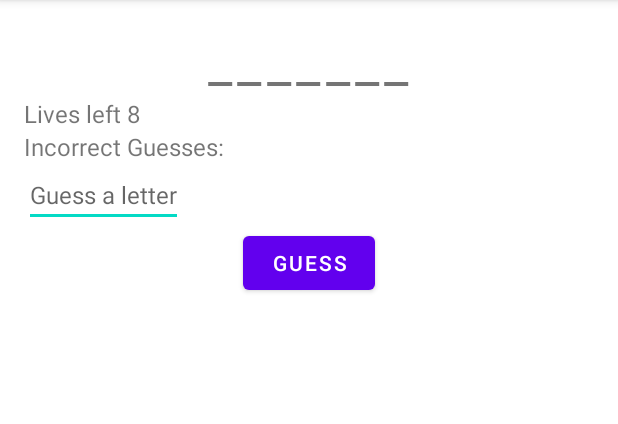
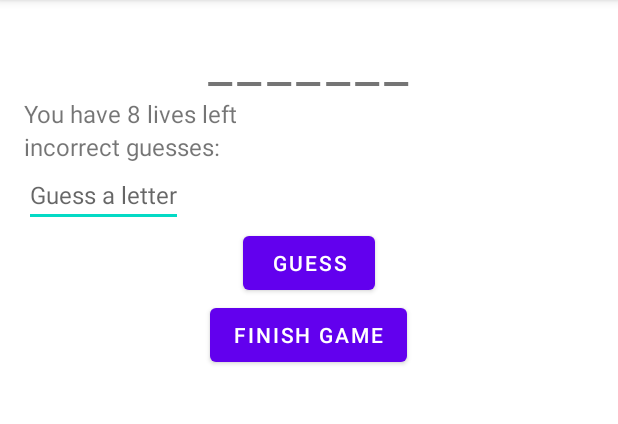
Before and after one commit to zolachu/guessing-game-app, an Android app: the screen it shows after launch (MainActivity), on a phone screen of 412 x 824 dp, the part 84-508 px from its top. Run offline under Robolectric (Android 15) with nearby library versions, the phone set to English and light mode, and no system bars; our stand-ins replace data binding.

Commit message:
guessing game app finished

```diff
--- a/app/build.gradle
+++ b/app/build.gradle
@@ -7,7 +7,7 @@ android {
     compileSdk 30
 
     buildFeatures{
-            viewBinding true
+            dataBinding true
     }
 
     defaultConfig {
--- a/app/src/main/java/com/zolachu/guessinggame/GameFragment.java
+++ b/app/src/main/java/com/zolachu/guessinggame/GameFragment.java
@@ -36,18 +36,8 @@ public class GameFragment extends Fragment {
         viewModel = new ViewModelProvider(this).get(GameViewModel.class);
         viewModel.init();
 
-
-        viewModel.getLivesLeft().observe(getViewLifecycleOwner(), livesLeft -> {
-            binding.lives.setText("Lives left " + livesLeft);
-        });
-
-        viewModel.getIncorrectGuesses().observe(getViewLifecycleOwner(), incorrectGuesses -> {
-            binding.incorrectGuesses.setText("Incorrect Guesses:  " + incorrectGuesses);
-        });
-
-        viewModel.getSecretWordDisplay().observe(getViewLifecycleOwner(), secretWordDisplay -> {
-            binding.word.setText(secretWordDisplay);
-        });
+        binding.setGameViewModel(viewModel);
+        binding.setLifecycleOwner(getViewLifecycleOwner());
 
         viewModel.getGameOver().observe(getViewLifecycleOwner(), gameOver -> {
             if (gameOver) {
--- a/app/src/main/java/com/zolachu/guessinggame/GameViewModel.java
+++ b/app/src/main/java/com/zolachu/guessinggame/GameViewModel.java
@@ -8,11 +8,11 @@ import java.util.Random;
 public class GameViewModel extends ViewModel {
     String[] words = {"Activity", "Android", "Fragment"};
     private String secretWord = "";
-    private MutableLiveData<String> _secretWordDisplay = new MutableLiveData<>();
+    private final MutableLiveData<String> _secretWordDisplay = new MutableLiveData<>();
     private String _correctGuesses = "";
-    private MutableLiveData<String> _incorrectGuesses = new MutableLiveData<>("");
-    private MutableLiveData<Integer> _livesLeft = new MutableLiveData<>(8);
-    private MutableLiveData<Boolean> _gameOver = new MutableLiveData<>(false);
+    private final MutableLiveData<String> _incorrectGuesses = new MutableLiveData<>("");
+    private final MutableLiveData<Integer> _livesLeft = new MutableLiveData<>(8);
+    private final MutableLiveData<Boolean> _gameOver = new MutableLiveData<>(false);
 
     public MutableLiveData<String> getSecretWordDisplay() {
         return _secretWordDisplay;
@@ -61,6 +61,7 @@ public class GameViewModel extends ViewModel {
     public MutableLiveData<Boolean> getGameOver() {
         return _gameOver;
     }
+
     public String wonLostMessage() {
         String message = "";
         if (isWon()) {
@@ -72,6 +73,9 @@ public class GameViewModel extends ViewModel {
         return message;
     }
 
+    public void finishGame() {
+        _gameOver.setValue(true);
+    }
     public void makeGuess(String guess) {
         if (guess.length() == 1) {
             if (secretWord.contains(guess)) {
--- a/app/src/main/java/com/zolachu/guessinggame/ResultFragment.java
+++ b/app/src/main/java/com/zolachu/guessinggame/ResultFragment.java
@@ -36,8 +36,8 @@ public class ResultFragment extends Fragment {
 
         resultViewModelFactory = new ResultViewModelFactory(result);
         resultViewModel = new ViewModelProvider(this, resultViewModelFactory).get(ResultViewModel.class);
-        binding.wonLost.setText(resultViewModel.getResult());
 
+        binding.setResultViewModel(resultViewModel);
 
         binding.start.setOnClickListener(v -> {
 
--- a/app/src/main/res/layout/activity_main.xml
+++ b/app/src/main/res/layout/activity_main.xml
@@ -1,5 +1,6 @@
 <?xml version="1.0" encoding="utf-8"?>
-<androidx.constraintlayout.widget.ConstraintLayout xmlns:android="http://schemas.android.com/apk/res/android"
+<androidx.constraintlayout.widget.ConstraintLayout
+    xmlns:android="http://schemas.android.com/apk/res/android"
     xmlns:app="http://schemas.android.com/apk/res-auto"
     xmlns:tools="http://schemas.android.com/tools"
     android:layout_width="match_parent"
--- a/app/src/main/res/layout/fragment_game.xml
+++ b/app/src/main/res/layout/fragment_game.xml
@@ -1,32 +1,40 @@
 <?xml version="1.0" encoding="utf-8"?>
-<LinearLayout xmlns:android="http://schemas.android.com/apk/res/android"
+<layout
+    xmlns:android="http://schemas.android.com/apk/res/android"
     xmlns:tools="http://schemas.android.com/tools"
+    tools:context=".GameFragment">
+    <data>
+        <variable
+            name="gameViewModel"
+            type="com.zolachu.guessinggame.GameViewModel" />
+    </data>
+
+    <LinearLayout
         android:layout_width="match_parent"
         android:layout_height="match_parent"
         android:orientation="vertical"
-    android:padding="16dp"
-    tools:context=".GameFragment">
+        android:padding="16dp" >
 
-    <!-- TODO: Update blank fragment layout -->
         <TextView
             android:id="@+id/word"
             android:layout_width="wrap_content"
             android:layout_height="wrap_content"
             android:layout_gravity="center_horizontal"
             android:textSize="36sp"
-        android:letterSpacing="0.1"/>
+            android:letterSpacing="0.1"
+            android:text="@{gameViewModel.secretWordDisplay}"/>
         <TextView
             android:id="@+id/lives"
             android:layout_width="wrap_content"
             android:layout_height="wrap_content"
             android:textSize="16sp"
-        android:text="You have 8 lives left."/>
+            android:text="@{@string/lives(gameViewModel.livesLeft)}"/>
 
         <TextView
             android:id="@+id/incorrect_guesses"
             android:layout_width="wrap_content"
             android:layout_height="wrap_content"
-        android:text="Incorrect Guesses:"
+            android:text="@{@string/incorrect_guesses(gameViewModel.incorrectGuesses)}"
             android:textSize="16sp"/>
 
         <EditText
@@ -43,5 +51,12 @@
             android:layout_height="wrap_content"
             android:layout_gravity="center_horizontal"
             android:text="Guess"/>
+        <Button
+            android:layout_width="wrap_content"
+            android:layout_height="wrap_content"
+            android:layout_gravity="center"
+            android:text="finish game"
+            android:onClick="@{() -> gameViewModel.finishGame()}"/>
 
     </LinearLayout>
+</layout>
--- a/app/src/main/res/values/strings.xml
+++ b/app/src/main/res/values/strings.xml
@@ -2,4 +2,6 @@
     <string name="app_name">Guessing Game</string>
     <!-- TODO: Remove or change this placeholder text -->
     <string name="hello_blank_fragment">Hello blank fragment</string>
+    <string name="lives">"You have %d lives left"</string>
+    <string name="incorrect_guesses">"incorrect guesses: %s"</string>
 </resources>
```
Also changed, not shown: app/src/main/res/layout/fragment_result.xml (+16 -6 lines). Lines whose indentation alone changed are shown as unchanged.
